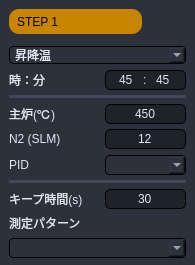
Above: Source code/gui_main/gui/widgets/py_pattern/temp_pattern.ui from coolandy345/MS4371 before the change. Below: the same form after it.
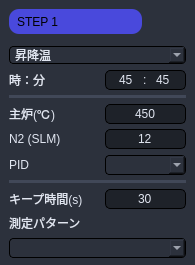
That is the form after the change.

```diff
--- a/Source code/gui_main/gui/widgets/py_pattern/temp_pattern.ui
+++ b/Source code/gui_main/gui/widgets/py_pattern/temp_pattern.ui
@@ -406,8 +406,8 @@
           <string notr="true">font:17px &quot;游ゴシック&quot;;
 color: rgb(0, 0, 0);
 padding-left:5px;
-background-color: rgb(247, 165, 0);
-background-color: rgb(200, 133, 0);
+
+background-color: rgb(73, 73, 220);
 border:none;</string>
          </property>
          <property name="text">
```
Left out of the diff: 2 changed lines with no effect on the pictures.
